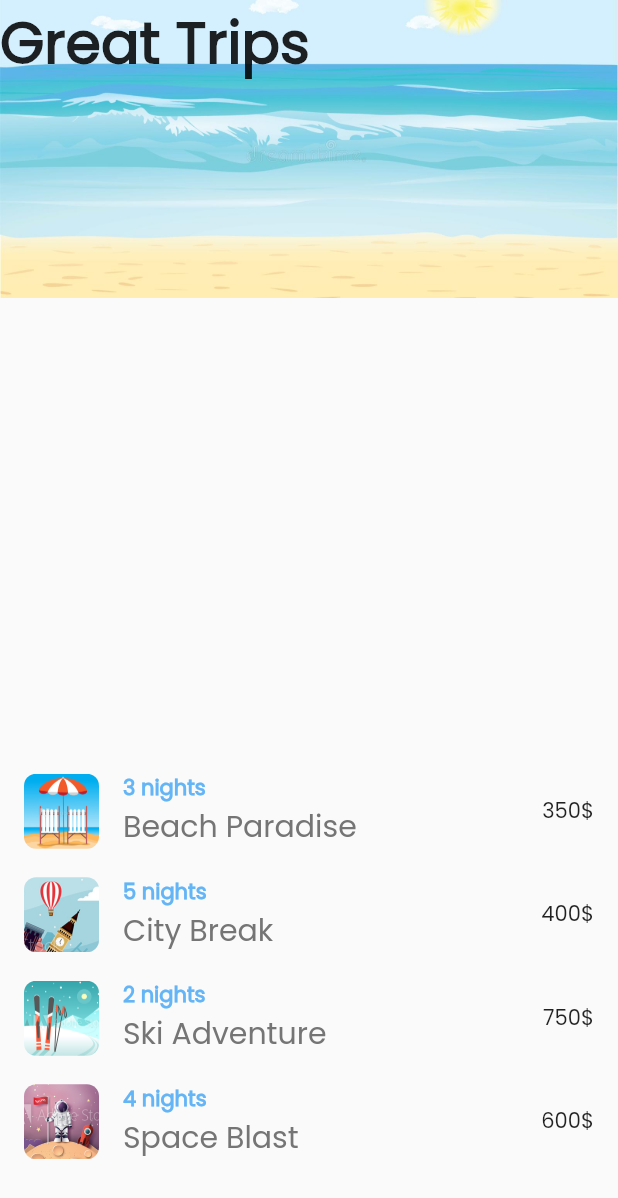
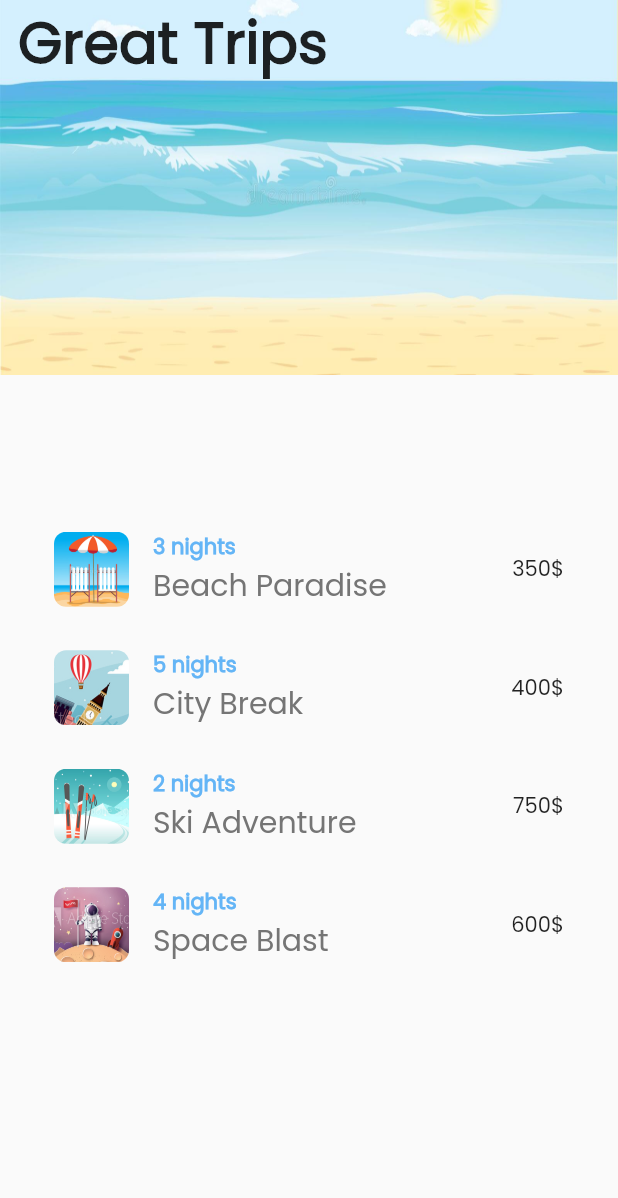
Before and after one commit to YosophAhmed/trips, a Flutter app: the screen it shows after launch, on a phone screen of 412 x 824 dp. Shown: the top 1198 px of the screen. Run offline on Flutter 3.47's test engine with Material 2 defaults, Android fonts, the light colour scheme and no system bars.

Commit message:
Latest Commit

```diff
--- a/lib/data/trip_data.dart
+++ b/lib/data/trip_data.dart
@@ -7,24 +7,28 @@ class TripData {
       price: '350',
       nights: '3',
       img: 'beach.png',
+      description: 'A warm and muggy day was the perfect weather combination to go to the beach. The water of the sea was crystal clear and deep blue in colour. There was not a bit of sea weed in our sight. As one listens to the sound of the waves roaring and the breezy wind of the sea brushing by, you can spot boats sailing in the deep seas. I looked at the people around who were soaking themselves in the sun and were in line to get in the water.',
     ),
     TripModel(
       title: 'City Break',
       price: '400',
       nights: '5',
       img: 'city.png',
+      description: 'Some of the most beautiful places to visit in my city are Cubbon Park, Brigade Road, Nandi Hills, Lal Bagh, etc. There are various facilities available in my city, such as healthcare, fitness, food and beauty services, and civic amenities.',
     ),
     TripModel(
       title: 'Ski Adventure',
       price: '750',
       nights: '2',
       img: 'ski.png',
+      description: 'Sweden is a truly beautiful country that most people do not get to witness. If you talk with someone who has visited Sweden, they will tell you firsthand how beautiful it is',
     ),
     TripModel(
       title: 'Space Blast',
       price: '600',
       nights: '4',
       img: 'space.png',
+      description: 'Space travel has immensely enriched our knowledge of the solar system. It has afforded us a new scientific understanding of our own planet, the earth, through photographs taken by the astronauts.',
     ),
   ];
 }
--- a/lib/models/trip_model.dart
+++ b/lib/models/trip_model.dart
@@ -3,11 +3,13 @@ class TripModel {
   final String price;
   final String nights;
   final String img;
+  final String description;
 
   TripModel({
     this.title = '',
     this.price = '',
     this.nights = '',
     this.img = '',
+    this.description = '',
   });
 }
--- a/lib/screens/home_screen.dart
+++ b/lib/screens/home_screen.dart
@@ -20,20 +20,30 @@ class _HomeScreenState extends State<HomeScreen> {
           children: [
             Stack(
               children: [
-                Image.asset(
+                SizedBox(
+                  height: 250,
+                  child: Image.asset(
                     'assets/images/cover.jpg',
                     fit: BoxFit.fill,
                   ),
-                const Text(
+                ),
+                const Padding(
+                  padding: EdgeInsets.only(
+                    left: 12.0,
+                  ),
+                  child: Text(
                     'Great Trips',
                     style: TextStyle(
                       fontSize: 38,
                       fontWeight: FontWeight.bold,
                     ),
                   ),
+                ),
               ],
             ),
-            const Spacer(),
+            const SizedBox(
+              height: 100,
+            ),
             const TripsListView(),
           ],
         ),
--- a/lib/widgets/trip_item.dart
+++ b/lib/widgets/trip_item.dart
@@ -15,7 +15,9 @@ class TripItem extends StatelessWidget {
   Widget build(BuildContext context) {
     return Padding(
       padding: const EdgeInsets.only(
-        bottom: 10.0,
+        bottom: 20.0,
+        left: 20.0,
+        right: 20.0,
       ),
       child: ListTile(
         onTap: () {
```
Also changed, not shown: lib/screens/details_screen.dart (+53 -11 lines), lib/widgets/heart_icon.dart (added, +22 -0 lines), lib/widgets/icon_list_tile.dart (added, +30 -0 lines). Lines whose indentation alone changed are shown as unchanged.
